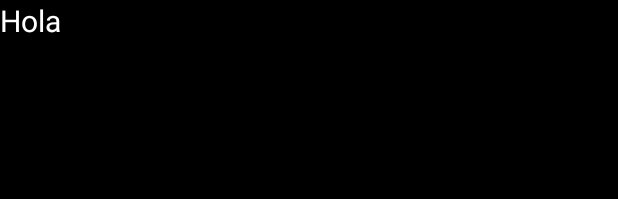
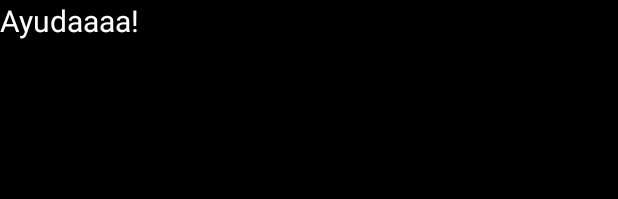
Before and after one commit to RosaHP/prj-cursobasico-No.10, an Android app: the layout activity_ayuda.xml on its own in the app's theme, with its tools: preview values and no code run, on a phone screen of 412 x 824 dp. Shown: the top 199 px of the screen. Run offline under Robolectric (Android 15) with nearby library versions, the phone set to English and light mode, and no system bars.

Commit message:
Init Commit - Incompleto

```diff
--- a/app/src/main/res/layout/activity_ayuda.xml
+++ b/app/src/main/res/layout/activity_ayuda.xml
@@ -14,7 +14,7 @@
         android:layout_width="match_parent"
         android:layout_height="match_parent"
         android:textColor="@color/white"
-        android:textSize="20dp"
-        android:text="Hola"/>
+        android:textSize="20sp"
+        android:text="Ayudaaaa!"/>
 
 </LinearLayout>
```
